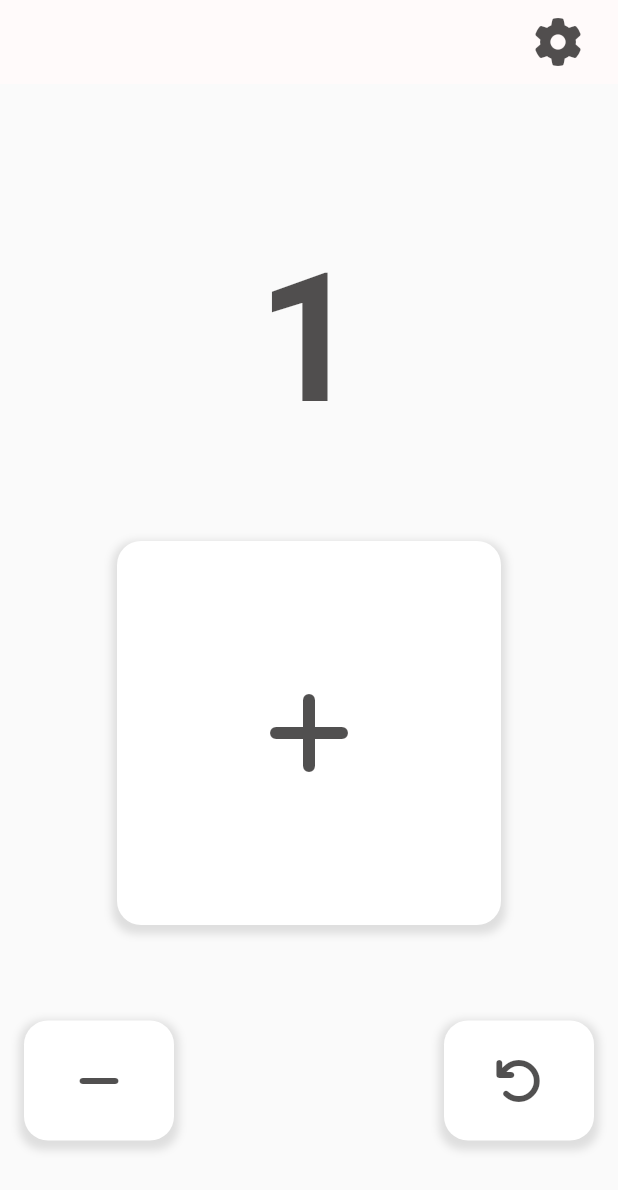
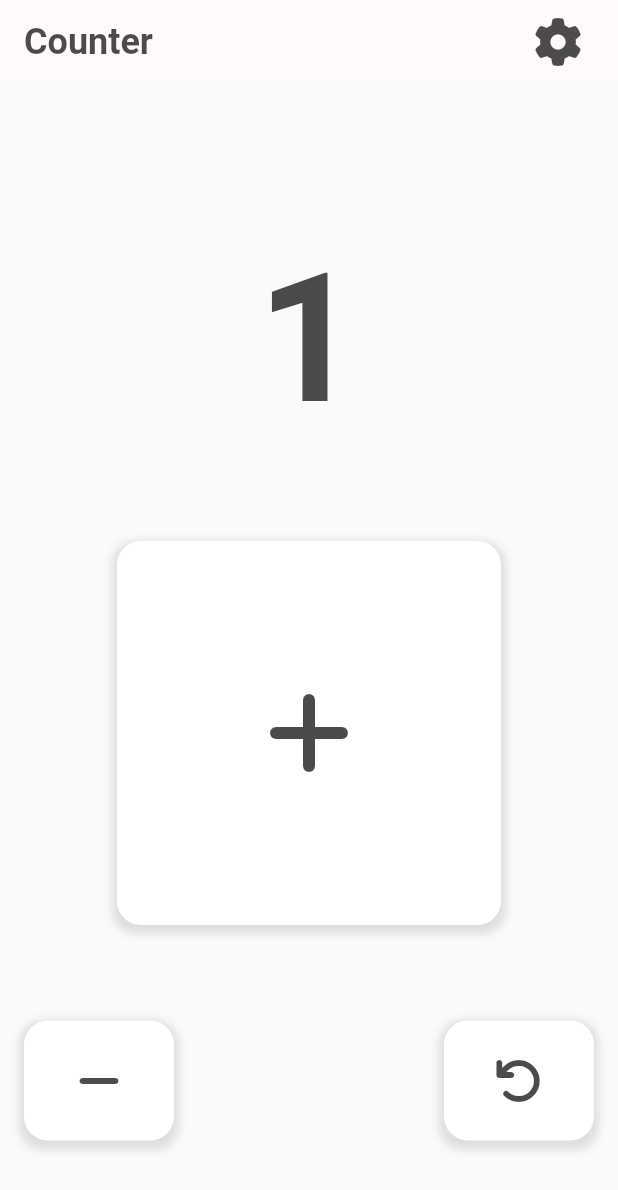
Before and after one commit to yongdo-kim/2023_counter_app, a Flutter app: the screen it shows after launch, after a tap on an icon or button, on a phone screen of 412 x 824 dp. Shown: the top 1190 px of the screen. Run offline on Flutter 3.47's test engine with Material 2 defaults, Android fonts, the phone set to English and light mode, and no system bars; drawn by our look-alikes of animated_flip_counter; our stand-ins replace bloc, equatable, firebase_analytics, firebase_core, firebase_crashlytics, flutter_bloc and 6 more; accounts and stored records are empty.

Commit message:
feat vib done

```diff
--- a/lib/counter/application/counter/counter_bloc.dart
+++ b/lib/counter/application/counter/counter_bloc.dart
@@ -3,6 +3,7 @@ import 'package:counter2023/counter/domain/counter.dart';
 import 'package:counter2023/counter/hive/hive_domain.dart';
 import 'package:equatable/equatable.dart';
 import 'package:injectable/injectable.dart';
+import 'package:vibration/vibration.dart';
 
 part 'counter_event.dart';
 part 'counter_state.dart';
@@ -49,6 +50,10 @@ class CounterBloc extends Bloc<CounterEvent, CounterState> {
 
   //내부이벤트
   Future<void> _onCounterSave({required int count}) async {
+    final hasVibrator = await Vibration.hasVibrator() ?? false;
+    if (hasVibrator) {
+      Vibration.vibrate();
+    }
     final countBox = await HiveDomain.getCountBox;
     await countBox.put('number', Count(number: count));
   }
--- a/lib/counter/presentation/counterPage.dart
+++ b/lib/counter/presentation/counterPage.dart
@@ -9,6 +9,7 @@ import 'package:counter2023/design/font/nari_font.dart';
 import 'package:flutter/material.dart';
 import 'package:flutter_bloc/flutter_bloc.dart';
 import 'package:font_awesome_flutter/font_awesome_flutter.dart';
+import 'package:vibration/vibration.dart';
 
 class CounterApp extends StatelessWidget {
   const CounterApp({super.key});
@@ -17,6 +18,7 @@ class CounterApp extends StatelessWidget {
   Widget build(BuildContext context) {
     return Scaffold(
       appBar: NariAppBar(
+        title: "Counter",
         actions: [
           Padding(
             padding: const EdgeInsets.only(right: 16),
@@ -60,7 +62,8 @@ class CounterApp extends StatelessWidget {
                       iconData: FontAwesomeIcons.plus,
                       iconSize: 64,
                       backgroundColor: Colors.white,
-                      onTap: () {
+                      onTap: () async {
+
                         context.read<CounterBloc>().add(const CounterUp());
                       },
                     ),
--- a/lib/counter/presentation/settingPage.dart
+++ b/lib/counter/presentation/settingPage.dart
@@ -10,6 +10,7 @@ class SettingPage extends StatelessWidget {
     return Scaffold(
       backgroundColor: NariColor.primaryWhite,
       appBar: const NariAppBar(
+        title: '환경설정',
         actions: [],
       ),
       body: SafeArea(child: Container()),
--- a/lib/design/appbar/nari_app_bar.dart
+++ b/lib/design/appbar/nari_app_bar.dart
@@ -1,17 +1,24 @@
 // ignore_for_file: public_member_api_docs, sort_constructors_first
 import 'package:counter2023/design/color/nari_color.dart';
+import 'package:counter2023/design/font/nari_font.dart';
 import 'package:flutter/material.dart';
 
 class NariAppBar extends StatelessWidget implements PreferredSizeWidget {
   final List<Widget> actions;
+  final String title;
   const NariAppBar({
     Key? key,
     required this.actions,
+    required this.title,
   }) : super(key: key);
 
   @override
   Widget build(BuildContext context) {
     return AppBar(
+      title: Text(
+        title,
+        style: NariFont.bold24.copyWith(color: NariColor.primaryBlack),
+      ),
       elevation: 0,
       backgroundColor: NariColor.primaryWhite,
       actions: actions,
--- a/lib/design/color/nari_color.dart
+++ b/lib/design/color/nari_color.dart
@@ -1,7 +1,7 @@
 import 'package:flutter/material.dart';
 
 class NariColor {
-  static const primaryBlack = Color.fromARGB(197, 30, 28, 28);
+  static const primaryBlack = Color.fromARGB(197, 23, 22, 22);
   static const primaryGrey = Color.fromARGB(197, 88, 84, 84);
   static const primaryWhite = Color.fromARGB(255, 255, 250, 250);
   static final primaryColor = Colors.blue[600];
--- a/pubspec.yaml
+++ b/pubspec.yaml
@@ -37,6 +37,7 @@ dependencies:
   #specific 이 앱에만 사용되는 기능
   animated_digit: ^3.2.1
   animated_flip_counter: ^0.2.5
+  vibration: ^1.7.5
 
 dev_dependencies:
   flutter_test:
```
Also changed, not shown: pubspec.lock, 4 other files.
